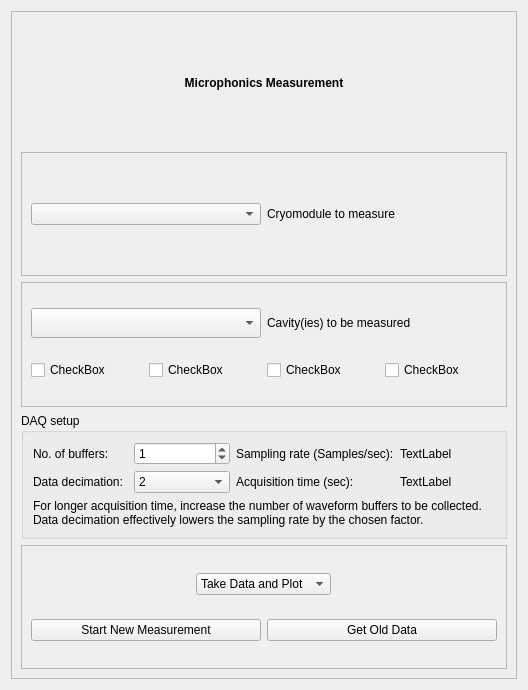
Above: FFT_test.ui from slaclab/Microphonics_tab before the change. Below: the same form after it.
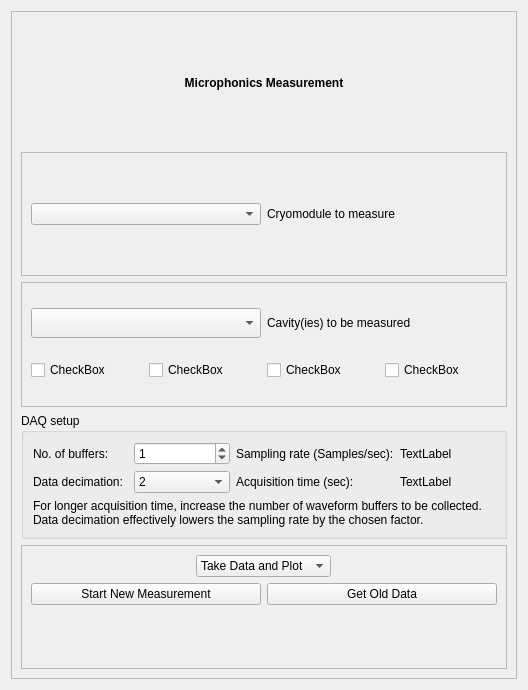
That is the form after the change.

Commit message: addressed pull request comments

What changed in the file:
```diff
--- a/FFT_test.ui
+++ b/FFT_test.ui
@@ -294,6 +294,13 @@
            </item>
           </layout>
          </item>
+         <item>
+          <widget class="QLabel" name="label_message">
+           <property name="text">
+            <string/>
+           </property>
+          </widget>
+         </item>
         </layout>
        </widget>
       </item>
```
The commit also changes 1 other file.
